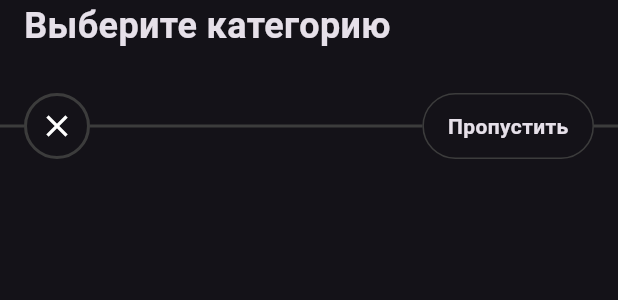
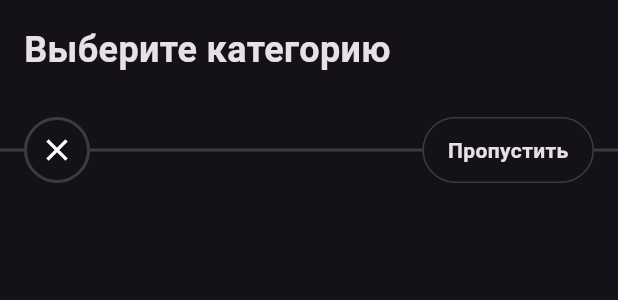
Before and after one commit to radibobovich/budget, a Flutter app: the CategorySelectorBottomSheet widget shown alone on an empty page, opened directly, on a phone screen of 412 x 824 dp. Shown: the top 300 px of the screen. Run offline on Flutter 3.47's test engine with Material 3 defaults, Android fonts, the light colour scheme and no system bars; our stand-ins replace auto_route, auto_size_text, custom_sliding_segmented_control, drift, drift_flutter, flutter_bloc and 6 more; accounts and stored records are empty; generated files the repository leaves out were written again.

Commit message:
fix bottom sheet top padding

```diff
--- a/lib/features/category/ui/category_selector_bottom_sheet.dart
+++ b/lib/features/category/ui/category_selector_bottom_sheet.dart
@@ -22,8 +22,7 @@ class CategorySelectorBottomSheet extends StatelessWidget {
       mainAxisSize: MainAxisSize.min,
       children: [
         Padding(
-          padding: const EdgeInsets.symmetric(horizontal: 16)
-            ..copyWith(top: 16),
+          padding: const EdgeInsets.symmetric(horizontal: 16).copyWith(top: 16),
           child: Column(
             crossAxisAlignment: CrossAxisAlignment.start,
             children: [
```
